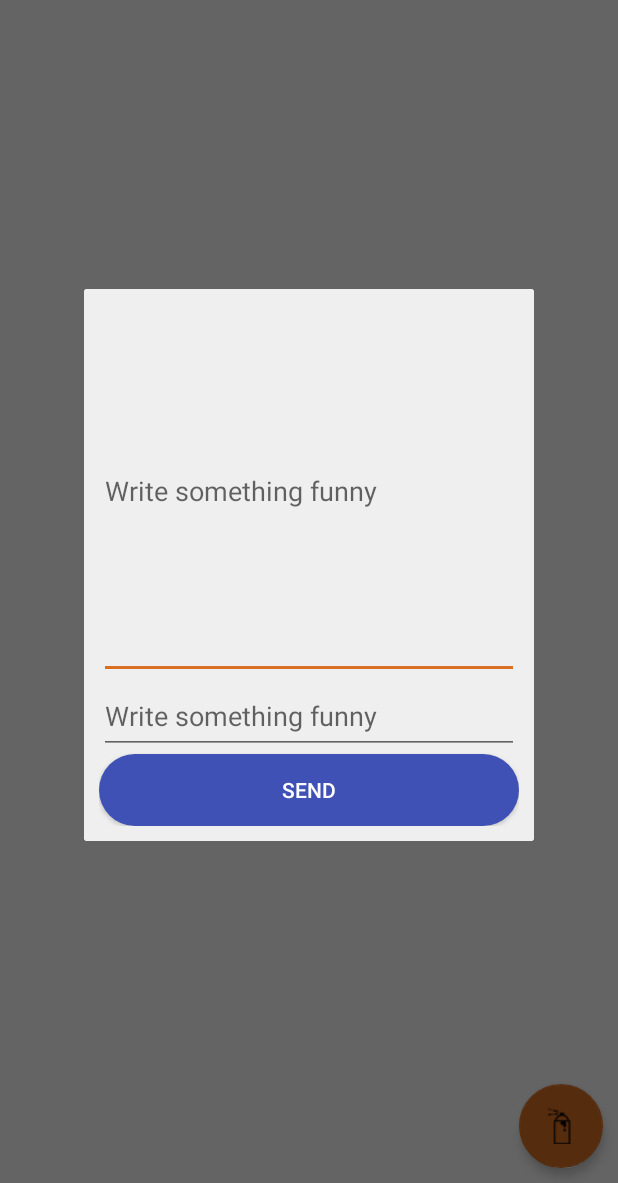
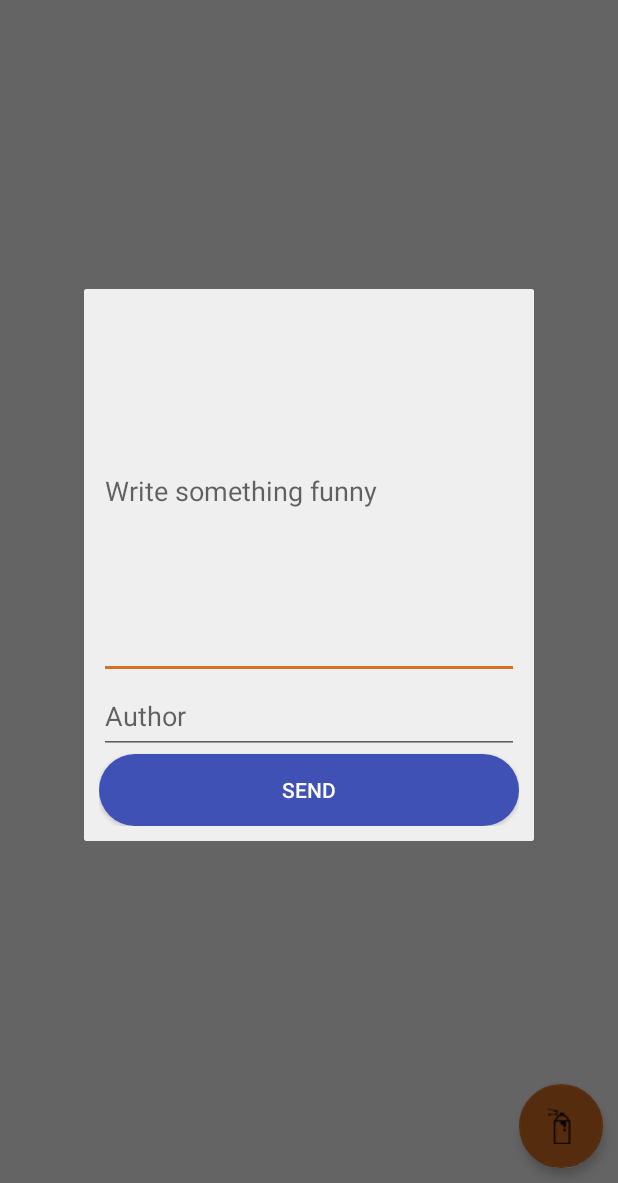
Before and after one commit to Halveringstid/GenericProject, an Android app: the fragment NewMessageDialog placed in its activity, on a phone screen of 412 x 824 dp, the part 53-1236 px from its top. Run offline under Robolectric (Android 15) with nearby library versions, the phone set to English and light mode, and no system bars; our stand-ins replace Dagger/Hilt's generated code, RxJava, data binding; libraries missing offline, so code that uses them is left out: com.tbruyelle.rxpermissions2, io.realm; 4 statements that could not run were skipped.

Commit message:
Changed string for author

```diff
--- a/app/src/main/res/layout/dialog_new_message.xml
+++ b/app/src/main/res/layout/dialog_new_message.xml
@@ -19,7 +19,7 @@
         <EditText
             android:layout_width="match_parent"
             android:layout_height="50dp"
-            android:hint="@string/new_message_cta"
+            android:hint="@string/new_author_cta"
             android:id="@+id/dialog_new_message_author"/>
 
         <Button
--- a/app/src/main/res/values/strings.xml
+++ b/app/src/main/res/values/strings.xml
@@ -8,6 +8,7 @@
     <string name="title_activity_maps">Map</string>
     <string name="new_message_cta">Write something funny</string>
     <string name="new_message_send">Send</string>
+    <string name="new_author_cta">Author</string>
     <string name="cant_send_message">Can\'t send message</string>
     <string name="you_must_be_closer">You must be closer to see this message!</string>
     <string name="nice_bro">Good Anon</string>
```
